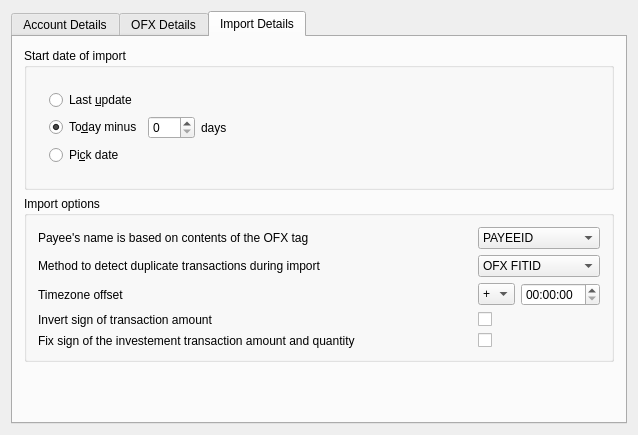
Before: the Qt Designer form kmymoney/plugins/ofx/import/dialogs/konlinebankingstatusdecl.ui in KDE/kmymoney, drawn with Qt 5.
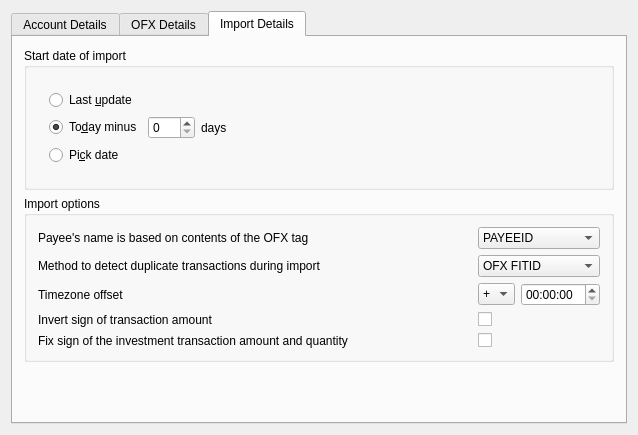
After: the same form once the commit is applied. The open tabs and pages were chosen to show the change. Custom widgets are drawn as their Qt base class.

```diff
--- a/kmymoney/plugins/ofx/import/dialogs/konlinebankingstatusdecl.ui
+++ b/kmymoney/plugins/ofx/import/dialogs/konlinebankingstatusdecl.ui
@@ -488,7 +488,7 @@
           <item row="4" column="0">
            <widget class="QLabel" name="label_4">
             <property name="text">
-             <string>Fix sign of the investement transaction amount and quantity</string>
+             <string>Fix sign of the investment transaction amount and quantity</string>
             </property>
            </widget>
           </item>
```
